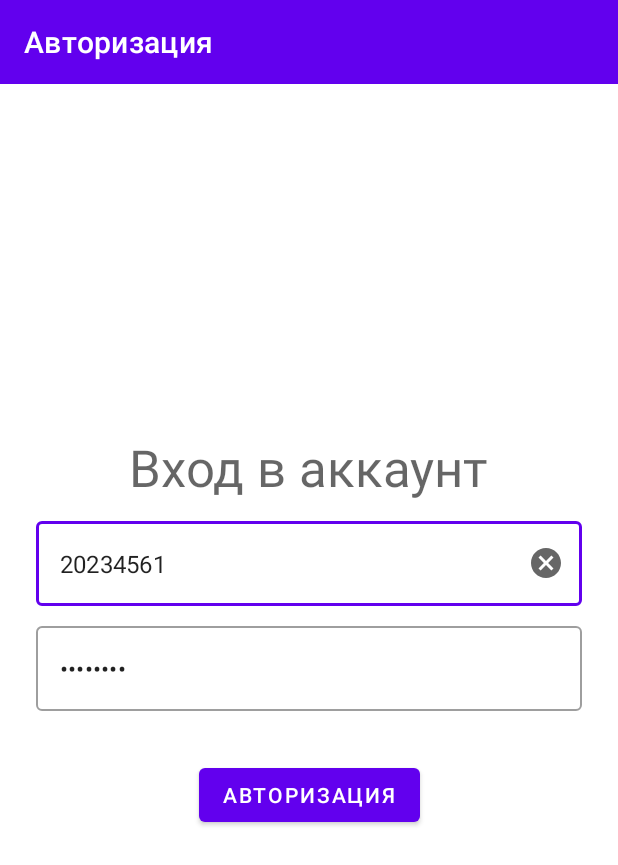
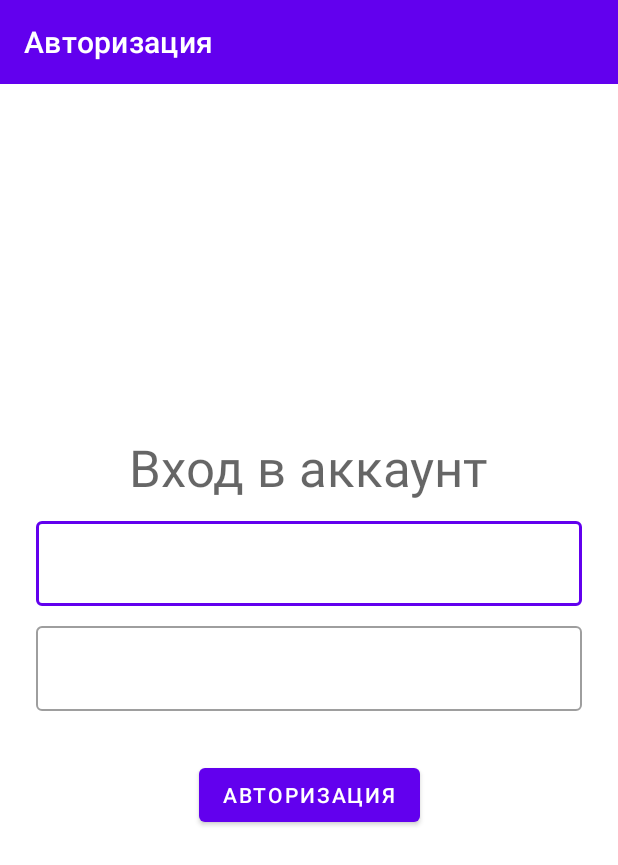
Before and after one commit to Andrei-Pronko/PrototechTestApp, an Android app: the screen it shows after launch (MainActivity), on a phone screen of 412 x 824 dp. Shown: the top 865 px of the screen. Run offline under Robolectric (Android 15) with nearby library versions, the phone set to English and light mode, and no system bars.

```diff
--- a/app/src/main/java/com/mentarey/prototech/test/app/data/retrofit/PrototechApi.kt
+++ b/app/src/main/java/com/mentarey/prototech/test/app/data/retrofit/PrototechApi.kt
@@ -14,8 +14,8 @@ interface PrototechApi {
     suspend fun getAnalyticSignals(
         @Path("login") login: String,
         @Query("pairs") pairsString: String,
-        @Query("from") from: Long = 1479860023,
-        @Query("to") to: Long = 1480066860,
+        @Query("from") from: Long,
+        @Query("to") to: Long,
         @Query("tradingsystem") tradingSystem: Int = 3
     ): List<ForexSignal>
 }
--- a/app/src/main/res/layout/fragment_login.xml
+++ b/app/src/main/res/layout/fragment_login.xml
@@ -49,8 +49,7 @@
             android:layout_width="match_parent"
             android:layout_height="wrap_content"
             android:ems="10"
-            android:gravity="top|start"
-            android:text="20234561" />
+            android:gravity="top|start" />
     </com.google.android.material.textfield.TextInputLayout>
 
     <com.google.android.material.textfield.TextInputLayout
@@ -72,8 +71,7 @@
             android:layout_height="wrap_content"
             android:ems="10"
             android:gravity="top|start"
-            android:inputType="textPassword"
-            android:text="ladevi31" />
+            android:inputType="textPassword" />
     </com.google.android.material.textfield.TextInputLayout>
 
     <com.google.android.material.button.MaterialButton
```
